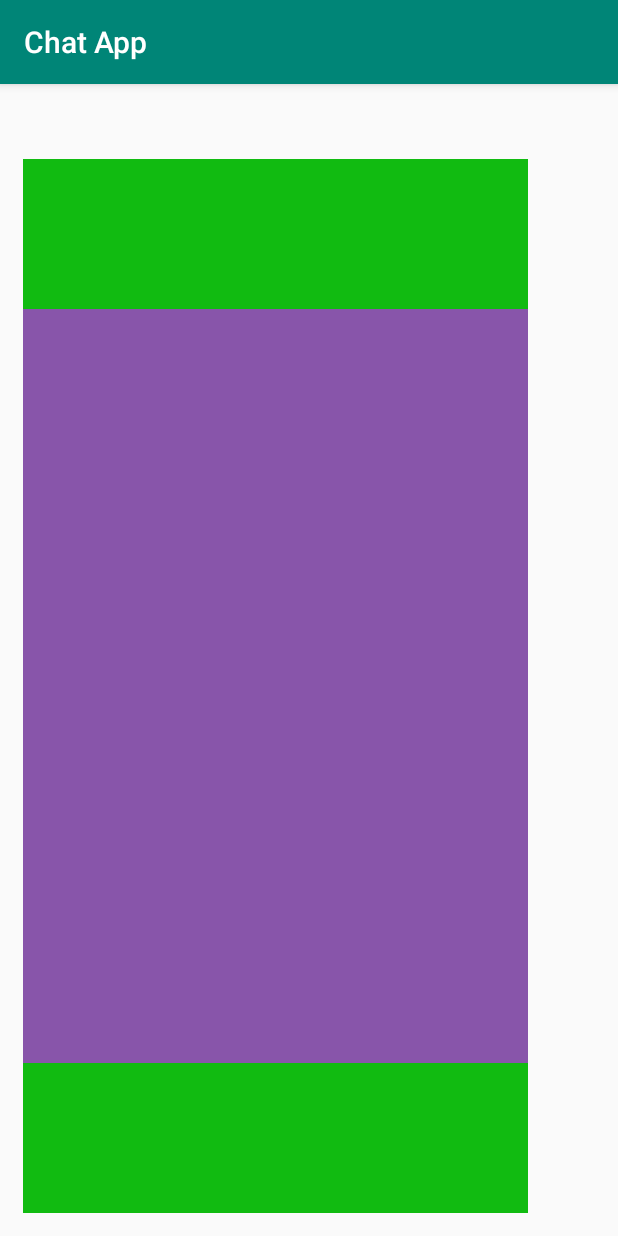
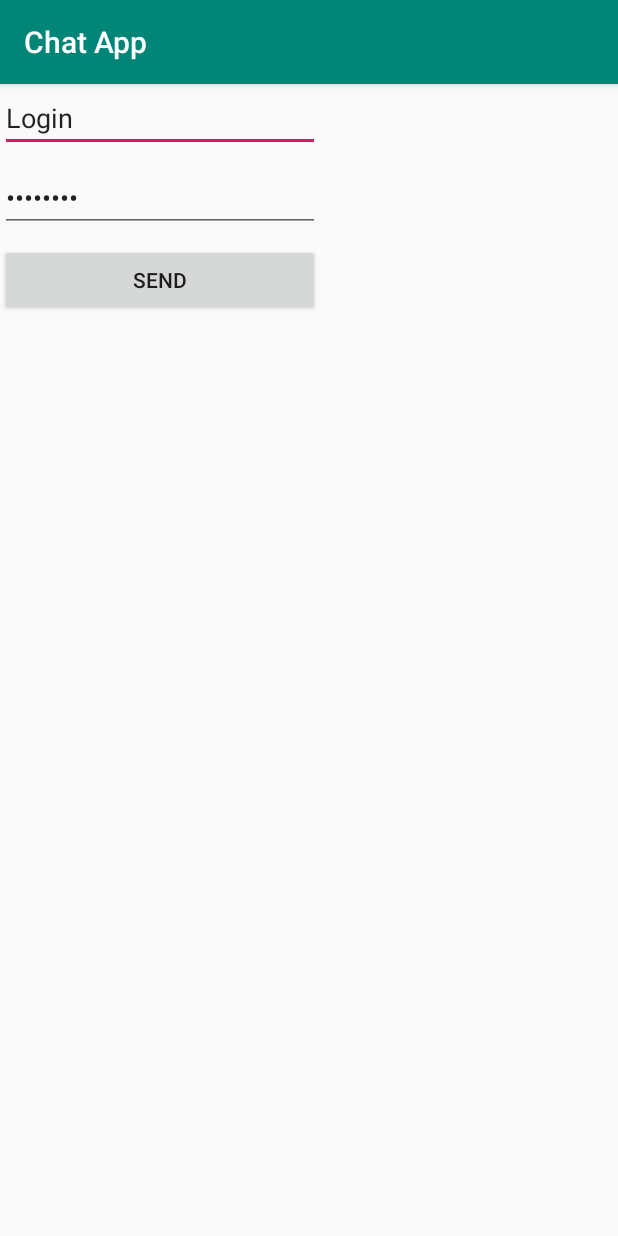
Before and after one commit to julvera/chat_app, an Android app: the screen it shows after launch (MainActivity), on a phone screen of 412 x 824 dp. Run offline under Robolectric (Android 15) with nearby library versions, the phone set to English and light mode, and no system bars.

Commit message:
application base: login page + listener on submit

```diff
--- a/app/src/main/java/com/jvera/chat_app/MainActivity.java
+++ b/app/src/main/java/com/jvera/chat_app/MainActivity.java
@@ -2,12 +2,64 @@ package com.jvera.chat_app;
 
 import android.support.v7.app.AppCompatActivity;
 import android.os.Bundle;
+import android.util.Log;
+import android.view.View;
+import android.widget.Button;
+import android.widget.EditText;
+import android.widget.Toast;
 
 public class MainActivity extends AppCompatActivity {
+
+    final static private String TAG = MainActivity.class.getSimpleName();
 
     @Override
     protected void onCreate(Bundle savedInstanceState) {
         super.onCreate(savedInstanceState);
         setContentView(R.layout.activity_main);
+        Log.i(TAG,"onCreate");
+//        username.setBackgroundColor(getResources().getColor(R.color.something));
+
+        Button button = findViewById(R.id.ckeck_login);
+        button.setOnClickListener(new View.OnClickListener() {
+            @Override public void onClick(View v) {
+                EditText login = findViewById(R.id.login);
+                EditText password = findViewById(R.id.password);
+                String login_value = login.getText().toString();
+                String password_value = password.getText().toString();
+                Toast.makeText(
+                        MainActivity.this, "Hi " + login_value, Toast.LENGTH_SHORT
+                ).show();
+            }
+        });
+    }
+
+    @Override
+    protected void onStart() {
+        super.onStart();
+        Log.i(TAG,"onStart");
+    }
+
+    @Override
+    protected void onResume() {
+        super.onResume();
+        Log.i(TAG,"onResume");
+    }
+
+    @Override
+    protected void onPause() {
+        super.onPause();
+        Log.i(TAG,"onPause");
+    }
+
+    @Override
+    protected void onStop() {
+        super.onStop();
+        Log.i(TAG,"onStop");
+    }
+
+    @Override
+    protected void onDestroy() {
+        super.onDestroy();
+        Log.i(TAG,"onDestroy");
     }
 }
--- a/app/src/main/res/layout/activity_main.xml
+++ b/app/src/main/res/layout/activity_main.xml
@@ -1,40 +1,45 @@
 <?xml version="1.0" encoding="utf-8"?>
-<RelativeLayout xmlns:android="http://schemas.android.com/apk/res/android"
+<android.support.constraint.ConstraintLayout
+    xmlns:android="http://schemas.android.com/apk/res/android"
+    xmlns:app="http://schemas.android.com/apk/res-auto"
     xmlns:tools="http://schemas.android.com/tools"
+    tools:context=".MainActivity"
+    android:orientation="vertical"
     android:layout_width="match_parent"
     android:layout_height="match_parent"
-    tools:context=".MainActivity"
-    android:layout_marginTop="50dp"
-    android:layout_marginBottom="15dp"
-    android:layout_marginEnd="60dp"
-    android:layout_marginStart="15dp"
-    android:orientation="vertical">
+    android:layout_alignParentTop="true"
+    android:layout_centerHorizontal="true">
 
-    <LinearLayout
-        android:id="@+id/header"
-        android:layout_width="match_parent"
-        android:layout_height="100dp"
-        android:layout_alignParentTop="true"
-        android:background="#11bb11"
-        android:orientation="vertical"
-    />
+    <EditText
+        android:id="@+id/login"
+        android:layout_width="wrap_content"
+        android:layout_height="wrap_content"
+        android:ems="10"
+        android:inputType="textPersonName"
+        android:text="Login"
+        tools:layout_editor_absoluteX="85dp"
+        app:layout_editor_absoluteY="25dp"/>
 
-    <LinearLayout
-        android:layout_width="match_parent"
-        android:layout_height="match_parent"
-        android:layout_below="@+id/header"
-        android:layout_above="@+id/footer"
-        android:background="#8855aa"
-        />
+    <EditText
+        android:id="@+id/password"
+        android:layout_width="wrap_content"
+        android:layout_height="wrap_content"
+        android:layout_marginTop="8dp"
+        android:ems="10"
+        android:inputType="textPassword"
+        android:text="Password"
+        app:layout_constraintEnd_toEndOf="@+id/login"
+        app:layout_constraintStart_toStartOf="@+id/login"
+        app:layout_constraintTop_toBottomOf="@+id/login" />
 
+    <Button
+        android:id="@+id/ckeck_login"
+        android:layout_width="0dp"
+        android:layout_height="wrap_content"
+        android:layout_marginTop="8dp"
+        android:text="Send"
+        app:layout_constraintEnd_toEndOf="@+id/password"
+        app:layout_constraintStart_toStartOf="@+id/password"
+        app:layout_constraintTop_toBottomOf="@+id/password" />
 
-    <LinearLayout
-        android:id="@+id/footer"
-        android:layout_alignParentBottom="true"
-        android:layout_width="match_parent"
-        android:layout_height="100dp"
-        android:background="#11bb11"
-        android:orientation="vertical"
-        />
-
-</RelativeLayout>
+</android.support.constraint.ConstraintLayout>
--- a/app/src/main/res/values/colors.xml
+++ b/app/src/main/res/values/colors.xml
@@ -3,4 +3,6 @@
     <color name="colorPrimary">#008577</color>
     <color name="colorPrimaryDark">#00574B</color>
     <color name="colorAccent">#D81B60</color>
+    <color name="something">#D81B60</color>
+
 </resources>
```
